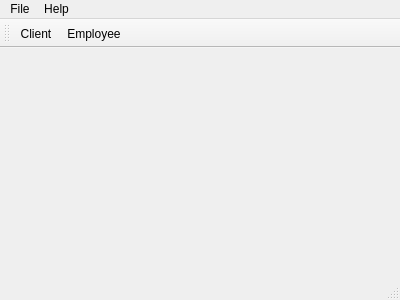
Qt form TPQtIntroduction/mainwindow.ui (Lydie-Pierrick/TP2-QT-INTRO) before a commit.
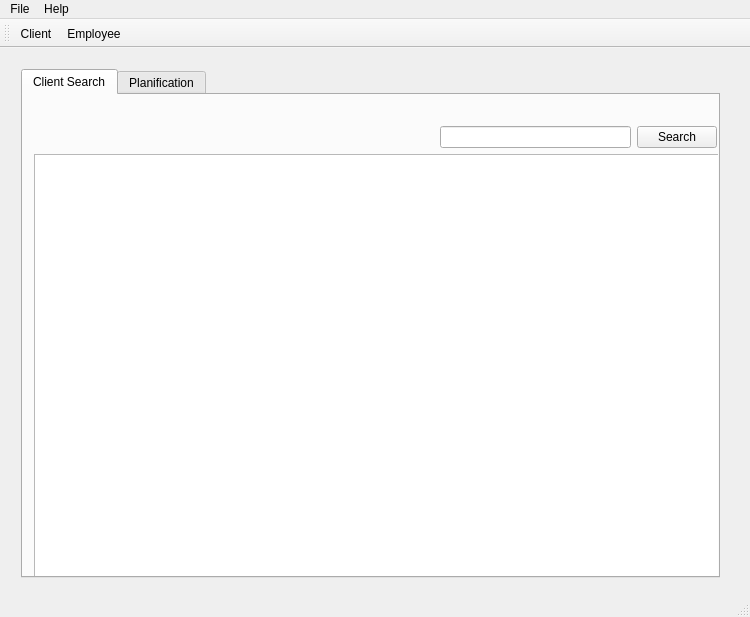
The same form after that commit. Icons and pictures are not drawn.

Commit message: Enum model

Patch:
```diff
--- a/TPQtIntroduction/mainwindow.ui
+++ b/TPQtIntroduction/mainwindow.ui
@@ -6,20 +6,162 @@
    <rect>
     <x>0</x>
     <y>0</y>
-    <width>400</width>
-    <height>300</height>
+    <width>750</width>
+    <height>617</height>
    </rect>
   </property>
   <property name="windowTitle">
    <string>MainWindow</string>
   </property>
-  <widget class="QWidget" name="centralWidget"/>
+  <widget class="QWidget" name="centralWidget">
+   <widget class="QWidget" name="gridLayoutWidget">
+    <property name="geometry">
+     <rect>
+      <x>10</x>
+      <y>10</y>
+      <width>721</width>
+      <height>531</height>
+     </rect>
+    </property>
+    <layout class="QGridLayout" name="gridLayout">
+     <item row="0" column="0">
+      <widget class="QTabWidget" name="tabWidget">
+       <property name="palette">
+        <palette>
+         <active>
+          <colorrole role="Light">
+           <brush brushstyle="SolidPattern">
+            <color alpha="255">
+             <red>240</red>
+             <green>240</green>
+             <blue>240</blue>
+            </color>
+           </brush>
+          </colorrole>
+         </active>
+         <inactive>
+          <colorrole role="Light">
+           <brush brushstyle="SolidPattern">
+            <color alpha="255">
+             <red>240</red>
+             <green>240</green>
+             <blue>240</blue>
+            </color>
+           </brush>
+          </colorrole>
+         </inactive>
+         <disabled>
+          <colorrole role="Light">
+           <brush brushstyle="SolidPattern">
+            <color alpha="255">
+             <red>240</red>
+             <green>240</green>
+             <blue>240</blue>
+            </color>
+           </brush>
+          </colorrole>
+         </disabled>
+        </palette>
+       </property>
+       <property name="autoFillBackground">
+        <bool>false</bool>
+       </property>
+       <property name="currentIndex">
+        <number>0</number>
+       </property>
+       <widget class="QWidget" name="tab_SearchClient">
+        <attribute name="title">
+         <string>Client Search</string>
+        </attribute>
+        <widget class="QWidget" name="gridLayoutWidget_2">
+         <property name="geometry">
+          <rect>
+           <x>0</x>
+           <y>0</y>
+           <width>711</width>
+           <height>501</height>
+          </rect>
+         </property>
+         <layout class="QGridLayout" name="gridLayout_SearchClient">
+          <item row="1" column="0">
+           <spacer name="horizontalSpacer">
+            <property name="orientation">
+             <enum>Qt::Horizontal</enum>
+            </property>
+            <property name="sizeType">
+             <enum>QSizePolicy::Preferred</enum>
+            </property>
+            <property name="sizeHint" stdset="0">
+             <size>
+              <width>400</width>
+              <height>20</height>
+             </size>
+            </property>
+           </spacer>
+          </item>
+          <item row="1" column="2">
+           <widget class="QPushButton" name="pushButton_SearchClient">
+            <property name="text">
+             <string>Search</string>
+            </property>
+           </widget>
+          </item>
+          <item row="0" column="0">
+           <spacer name="verticalSpacer">
+            <property name="orientation">
+             <enum>Qt::Vertical</enum>
+            </property>
+            <property name="sizeType">
+             <enum>QSizePolicy::Preferred</enum>
+            </property>
+            <property name="sizeHint" stdset="0">
+             <size>
+              <width>20</width>
+              <height>20</height>
+             </size>
+            </property>
+           </spacer>
+          </item>
+          <item row="3" column="0" colspan="4">
+           <widget class="QTableView" name="tableView_SearchClient"/>
+          </item>
+          <item row="1" column="1">
+           <widget class="QLineEdit" name="lineEdit_SearchClient"/>
+          </item>
+         </layout>
+        </widget>
+       </widget>
+       <widget class="QWidget" name="tab_Planification">
+        <attribute name="title">
+         <string>Planification</string>
+        </attribute>
+        <widget class="QWidget" name="gridLayoutWidget_3">
+         <property name="geometry">
+          <rect>
+           <x>0</x>
+           <y>0</y>
+           <width>711</width>
+           <height>501</height>
+          </rect>
+         </property>
+         <layout class="QGridLayout" name="gridLayout_3">
+          <item row="0" column="0">
+           <widget class="QTableView" name="tableView_Planification"/>
+          </item>
+         </layout>
+        </widget>
+       </widget>
+      </widget>
+     </item>
+    </layout>
+   </widget>
+  </widget>
   <widget class="QMenuBar" name="menuBar">
    <property name="geometry">
     <rect>
      <x>0</x>
      <y>0</y>
-     <width>400</width>
+     <width>750</width>
      <height>21</height>
     </rect>
    </property>
```
The commit also changes 22 other files.
